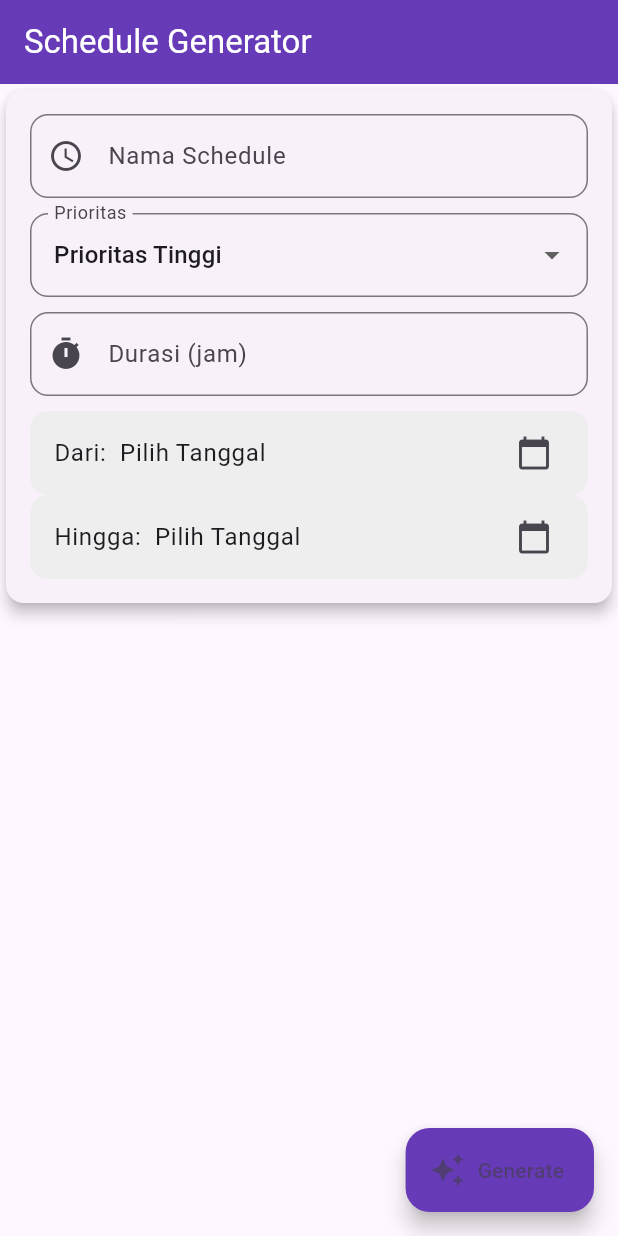
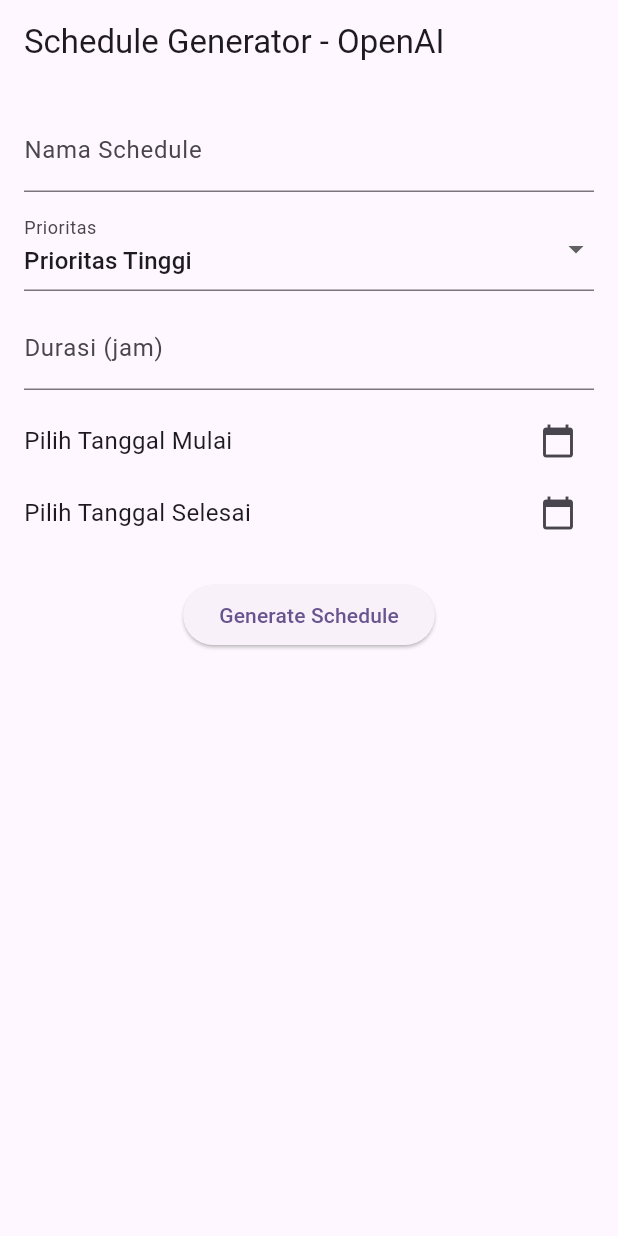
Before and after one commit to risnanto73/schedule_generator_test, a Flutter app: the screen it shows after launch, on a phone screen of 412 x 824 dp. Run offline on Flutter 3.47's test engine with Material 3 defaults, Android fonts, the phone set to English and light mode, and no system bars; our stand-ins replace flutter_dotenv.

Commit message:
ini-project

```diff
--- a/lib/main.dart
+++ b/lib/main.dart
@@ -1,6 +1,7 @@
 import 'package:flutter/material.dart';
 import 'package:flutter_dotenv/flutter_dotenv.dart';
-import 'package:schedule_generator_test/ui/schedule_gemini.dart';
+import 'package:schedule_generator_test/ui/schedule_gemini_page.dart';
+import 'package:schedule_generator_test/ui/schedule_open_ai_page.dart';
 
 void main() async {
   await dotenv.load();
@@ -33,7 +34,7 @@
         // tested with just a hot reload.
         colorScheme: ColorScheme.fromSeed(seedColor: Colors.deepPurple),
       ),
-      home: const ScheduleGeminiPage(),
+      home: const ScheduleOpenAiPage(),
     );
   }
 }
--- a/lib/service/schedule_service.dart
+++ b/lib/service/schedule_service.dart
@@ -7,6 +7,7 @@
   static final String _apiKey = dotenv.env['GEMINI_API_KEY'] ?? "";
   static const String _baseUrl =
       'https://generativelanguage.googleapis.com/v1beta/models/gemini-2.0-flash:generateContent';
+
 
   static Future<String> generateSchedule(String scheduleName, String priority, String duration, String fromDate, String untilDate) async {
     if (_apiKey.isEmpty) {
--- /dev/null
+++ b/lib/ui/schedule_open_ai_page.dart
@@ -0,0 +1,175 @@
+import 'dart:convert';
+import 'package:flutter/material.dart';
+import 'package:http/http.dart' as http;
+import 'package:intl/intl.dart';
+import 'package:flutter_dotenv/flutter_dotenv.dart';
+
+class ScheduleOpenAiPage extends StatefulWidget {
+  const ScheduleOpenAiPage({super.key});
+
+  @override
+  State<ScheduleOpenAiPage> createState() => _ScheduleOpenAiPageState();
+}
+
+class _ScheduleOpenAiPageState extends State<ScheduleOpenAiPage> {
+  final TextEditingController _scheduleNameController = TextEditingController();
+  String _selectedPriority = "Prioritas Tinggi";
+  final TextEditingController _durationController = TextEditingController();
+  DateTime? _deadlineFrom;
+  DateTime? _deadlineUntil;
+  String _scheduleResult = "";
+  bool _isLoading = false;
+
+  Future<void> _selectDate(BuildContext context, bool isFrom) async {
+    final DateTime? picked = await showDatePicker(
+      context: context,
+      initialDate: DateTime.now(),
+      firstDate: DateTime(2000),
+      lastDate: DateTime(2100),
+    );
+    if (picked != null) {
+      setState(() {
+        if (isFrom) {
+          _deadlineFrom = picked;
+        } else {
+          _deadlineUntil = picked;
+        }
+      });
+    }
+  }
+
+  Future<void> generateSchedule() async {
+    setState(() => _isLoading = true);
+
+    final String apiKey = dotenv.env['OPENAI_API_KEY'] ?? "";
+    const String apiUrl = 'https://api.openai.com/v1/chat/completions';
+
+    final DateFormat formatter = DateFormat('yyyy-MM-dd');
+    String fromDate = _deadlineFrom != null ? formatter.format(_deadlineFrom!) : "Tidak dipilih";
+    String untilDate = _deadlineUntil != null ? formatter.format(_deadlineUntil!) : "Tidak dipilih";
+
+    final Map<String, dynamic> requestBody = {
+      "model": "gpt-4o",
+      "messages": [
+        {
+          "role": "user",
+          "content": "Buatkan jadwal dengan nama ${_scheduleNameController.text}, berdasarkan prioritas $_selectedPriority, durasi ${_durationController.text} jam, dari $fromDate hingga $untilDate."
+        }
+      ]
+    };
+
+    try {
+      final response = await http.post(
+        Uri.parse(apiUrl),
+        headers: {
+          "Content-Type": "application/json",
+          "Authorization": "Bearer $apiKey"
+        },
+        body: jsonEncode(requestBody),
+      );
+
+      if (response.statusCode == 200) {
+        final data = jsonDecode(response.body);
+        setState(() {
+          _scheduleResult = data['choices'][0]['message']['content'];
+        });
+      } else {
+        setState(() {
+          _scheduleResult = "Error: ${response.body}";
+        });
+      }
+    } catch (e) {
+      setState(() {
+        _scheduleResult = "Terjadi kesalahan: $e";
+      });
+    } finally {
+      setState(() => _isLoading = false);
+    }
+  }
+
+  @override
+  Widget build(BuildContext context) {
+    return Scaffold(
+      appBar: AppBar(title: const Text("Schedule Generator - OpenAI")),
+      body: SingleChildScrollView(
+        padding: const EdgeInsets.all(16.0),
+        child: Column(
+          crossAxisAlignment: CrossAxisAlignment.start,
+          children: [
+            TextField(
+              controller: _scheduleNameController,
+              decoration: const InputDecoration(labelText: "Nama Schedule"),
+            ),
+            const SizedBox(height: 10),
+            DropdownButtonFormField<String>(
+              value: _selectedPriority,
+              onChanged: (String? newValue) {
+                setState(() => _selectedPriority = newValue!);
+              },
+              items: ["Prioritas Tinggi", "Prioritas Sedang", "Prioritas Rendah"]
+                  .map((String value) => DropdownMenuItem(value: value, child: Text(value)))
+                  .toList(),
+              decoration: const InputDecoration(labelText: "Prioritas"),
+            ),
+            const SizedBox(height: 10),
+            TextField(
+              controller: _durationController,
+              decoration: const InputDecoration(labelText: "Durasi (jam)"),
+              keyboardType: TextInputType.number,
+            ),
+            const SizedBox(height: 10),
+            Row(
+              children: [
+                Expanded(
+                  child: Text(
+                    _deadlineFrom == null ? "Pilih Tanggal Mulai" : "Dari: ${DateFormat('yyyy-MM-dd').format(_deadlineFrom!)}",
+                    style: const TextStyle(fontSize: 16),
+                  ),
+                ),
+                IconButton(
+                  icon: const Icon(Icons.calendar_today),
+                  onPressed: () => _selectDate(context, true),
+                )
+              ],
+            ),
+            Row(
+              children: [
+                Expanded(
+                  child: Text(
+                    _deadlineUntil == null ? "Pilih Tanggal Selesai" : "Hingga: ${DateFormat('yyyy-MM-dd').format(_deadlineUntil!)}",
+                    style: const TextStyle(fontSize: 16),
+                  ),
+                ),
+                IconButton(
+                  icon: const Icon(Icons.calendar_today),
+                  onPressed: () => _selectDate(context, false),
+                )
+              ],
+            ),
+            const SizedBox(height: 20),
+            Center(
+              child: ElevatedButton(
+                onPressed: _isLoading ? null : generateSchedule,
+                child: _isLoading
+                    ? const SizedBox(
+                  width: 20,
+                  height: 20,
+                  child: CircularProgressIndicator(
+                    color: Colors.white,
+                    strokeWidth: 2,
+                  ),
+                )
+                    : const Text("Generate Schedule"),
+              ),
+            ),
+            const SizedBox(height: 20),
+            Text(
+              _scheduleResult,
+              style: const TextStyle(fontSize: 16, fontWeight: FontWeight.w500),
+            ),
+          ],
+        ),
+      ),
+    );
+  }
+}
```
Also changed, not shown: lib/ui/schedule_gemini_page.dart (renamed from lib/ui/schedule_gemini.dart).
